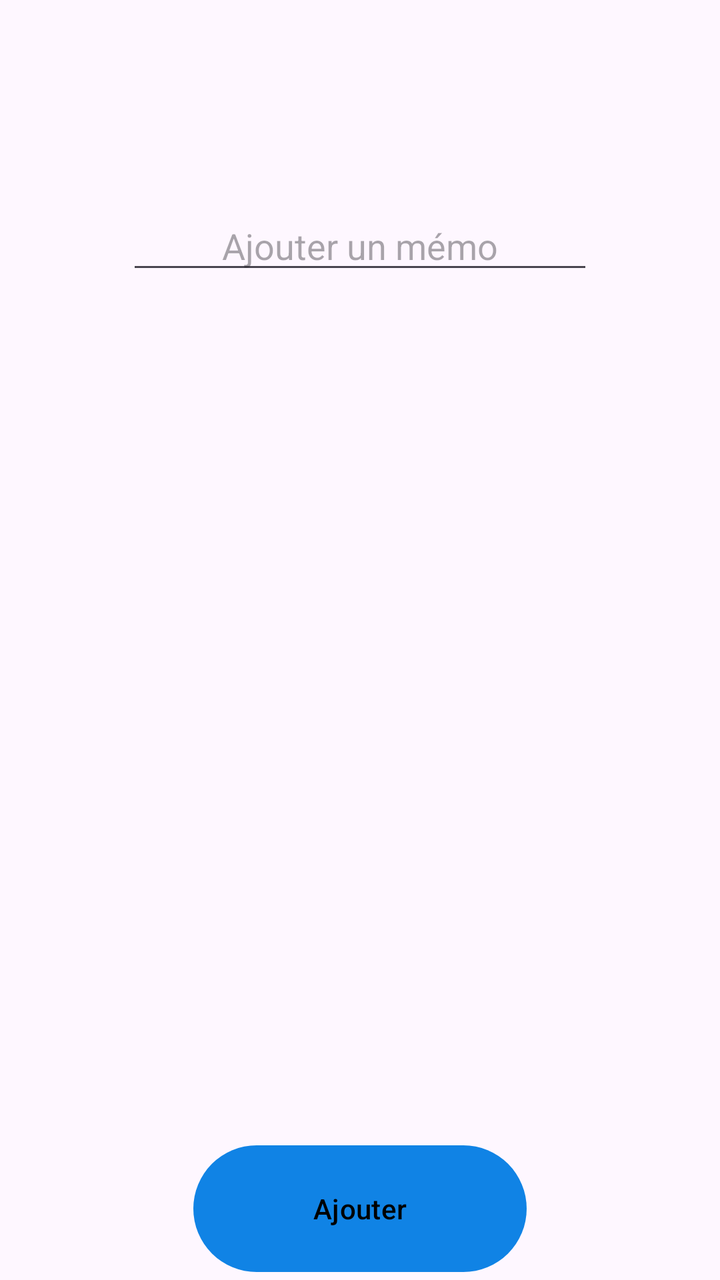
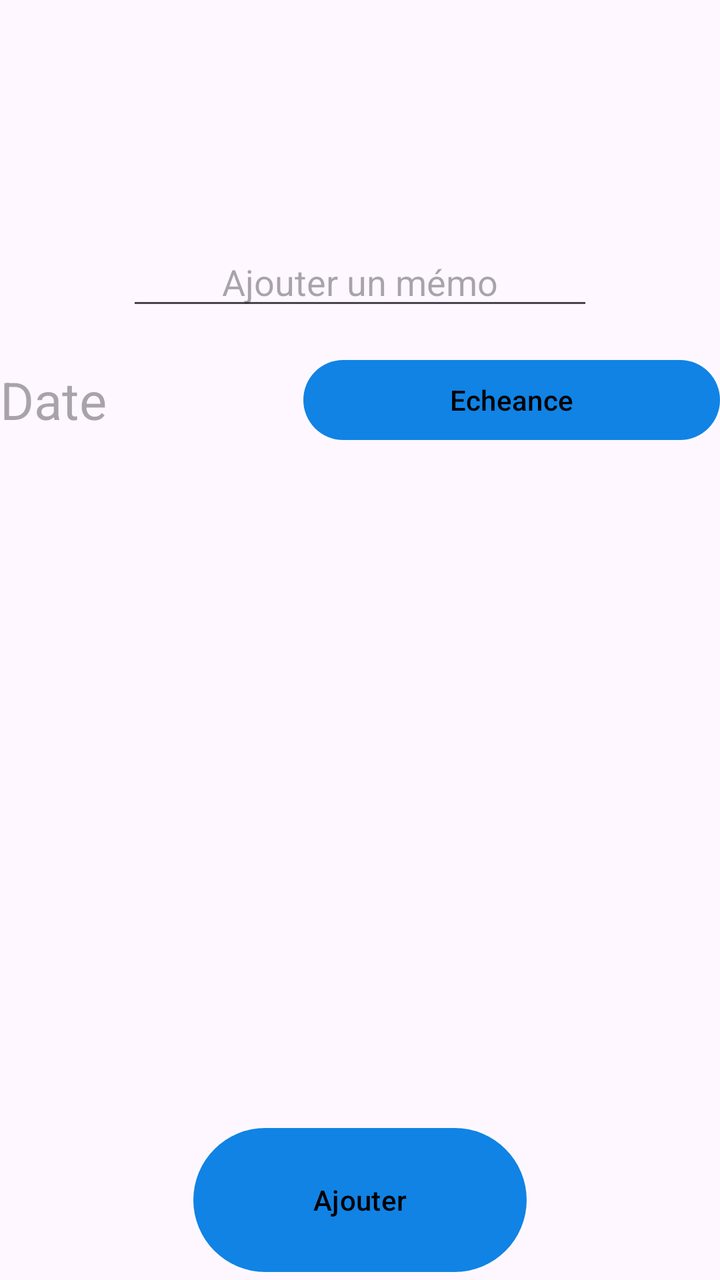

Two renders of the same Android screen: before a commit and after it. Below are the layout's source before the change and the commit's diff.
<!-- AndroidManifest.xml: application theme Theme.Annexe1 -->
<!-- res/layout/activity_ajouter.xml -->
<?xml version="1.0" encoding="utf-8"?>
<LinearLayout xmlns:android="http://schemas.android.com/apk/res/android"
    xmlns:app="http://schemas.android.com/apk/res-auto"
    xmlns:tools="http://schemas.android.com/tools"
    android:id="@+id/main"
    android:layout_width="match_parent"
    android:layout_height="match_parent"
    tools:context=".AjouterActivity">

    <LinearLayout
        android:layout_width="match_parent"
        android:layout_height="match_parent"
        android:orientation="vertical">

        <EditText
            android:id="@+id/txtAjout"
            android:layout_width="700px"
            android:layout_height="0dp"
            android:layout_gravity="center"
            android:layout_weight="2"
            android:ems="10"
            android:gravity="bottom|center"
            android:hint="Ajouter un mémo"
            android:inputType="text" />

        <Space
            android:layout_width="match_parent"
            android:layout_height="0dp"
            android:layout_weight="6" />

        <Button
            android:id="@+id/btnAjouterMemo"
            android:layout_width="500px"
            android:layout_height="0dp"
            android:layout_gravity="center"
            android:layout_weight="1"
            android:text="Ajouter" />
    </LinearLayout>
</LinearLayout>
<!-- resources referenced by this layout -->
<resources>
  <style name="Theme.Annexe1" parent="Base.Theme.Annexe1" />
  <style name="Base.Theme.Annexe1" parent="Theme.Material3.DayNight.NoActionBar">
          
          <item name="colorPrimary">@color/blue</item>
          <item name="colorOnPrimary">@color/black</item>
      </style>
  <color name="blue">#1083e5</color>
  <color name="black">#FF000000</color>
</resources>

<!-- the commit's change to res/layout/activity_ajouter.xml (unified diff, before → after) -->
@@ -23,10 +23,33 @@
             android:hint="Ajouter un mémo"
             android:inputType="text" />
 
+        <LinearLayout
+            android:layout_width="match_parent"
+            android:layout_height="0dp"
+            android:layout_weight="1"
+            android:gravity="center"
+            android:orientation="horizontal">
+
+            <TextView
+                android:id="@+id/txtDate"
+                android:layout_width="wrap_content"
+                android:layout_height="wrap_content"
+                android:layout_weight="1"
+                android:hint="Date"
+                android:textSize="26sp" />
+
+            <Button
+                android:id="@+id/btnDate"
+                android:layout_width="wrap_content"
+                android:layout_height="wrap_content"
+                android:layout_weight="1"
+                android:text="Echeance" />
+        </LinearLayout>
+
         <Space
             android:layout_width="match_parent"
             android:layout_height="0dp"
-            android:layout_weight="6" />
+            android:layout_weight="4" />
 
         <Button
             android:id="@+id/btnAjouterMemo"
